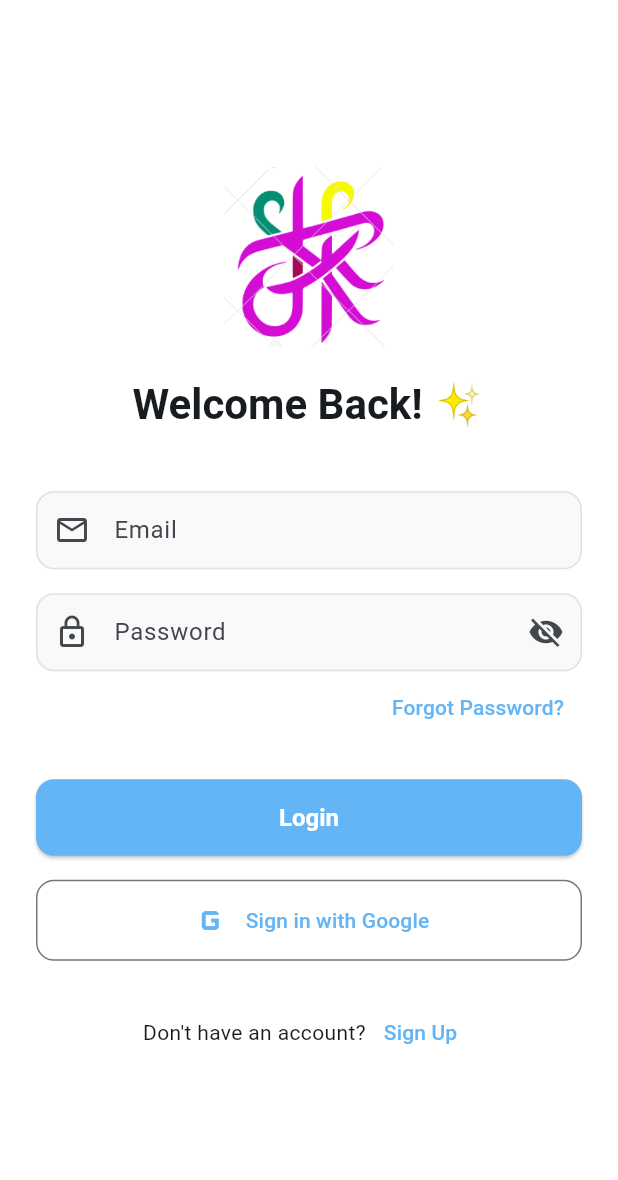
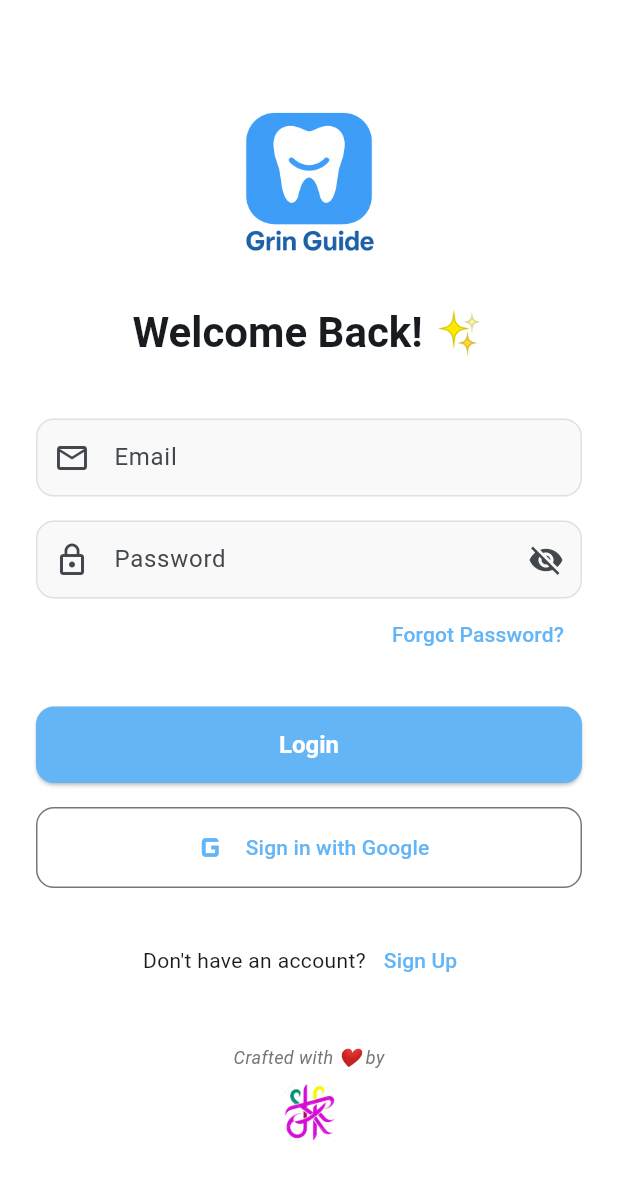
Before and after one commit to gringuide2025/GrinGuide-, a Flutter app: the screen it shows after launch, on a phone screen of 412 x 824 dp. Shown: the top 1180 px of the screen. Run offline on Flutter 3.47's test engine with Material 3 defaults, Android fonts, the phone set to English and light mode, and no system bars; our stand-ins replace audioplayers, cloud_firestore, firebase_auth, firebase_core, fl_chart, flutter_local_notifications and 9 more; missing offline and left inert: onesignal_flutter, syncfusion_flutter_pdfviewer; accounts and stored records are empty; statements that could not run were skipped.

Commit message:
fix: add personal branding to login screen and finalize UI visibility fixes

```diff
--- a/lib/features/auth/login_screen.dart
+++ b/lib/features/auth/login_screen.dart
@@ -163,7 +163,7 @@ class _LoginScreenState extends ConsumerState<LoginScreen> {
               mainAxisAlignment: MainAxisAlignment.center,
               crossAxisAlignment: CrossAxisAlignment.stretch,
               children: [
-                Image.asset('assets/images/login logo.png', height: 120),
+                Image.asset('assets/images/logo.png', height: 120),
                 const SizedBox(height: 20),
                 Text(
                   "Welcome Back! ✨",
@@ -232,6 +232,24 @@ class _LoginScreenState extends ConsumerState<LoginScreen> {
                     ),
                   ],
                 ),
+                const SizedBox(height: 32),
+                Column(
+                  children: [
+                    Text(
+                      "Crafted with ❤️ by",
+                      style: TextStyle(
+                        fontSize: 12,
+                        color: Colors.grey.shade600,
+                        fontStyle: FontStyle.italic,
+                      ),
+                    ),
+                    const SizedBox(height: 8),
+                    Image.asset(
+                      'assets/images/login logo.png',
+                      height: 40,
+                    ),
+                  ],
+                ),
               ],
             ),
           ),
```
